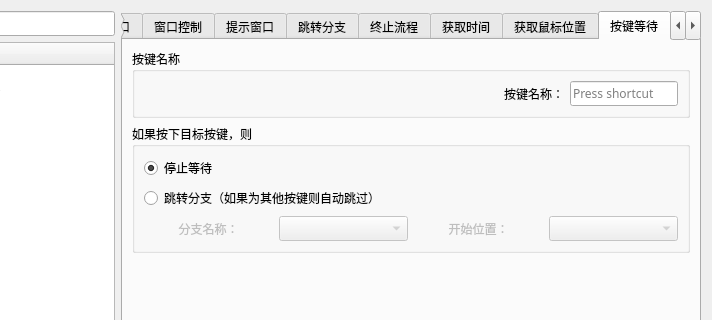
First picture: the form in 窗体/导航窗口.ui, repository FsterThanLight/automatic_clicker_2, before the edit; both pictures show x 89 to 801 and y 0 to 320 of the 801 by 808 pixel window.
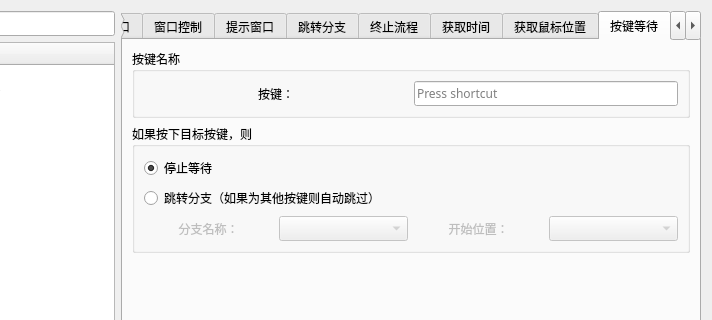
Second picture: the form after the edit. The open tabs and pages were chosen to show the change. Icons and pictures are not drawn.

Commit message: 2024年05月19日 20:46:07 修复按键等待、获取时间指令

What changed in the file:
```diff
--- a/窗体/导航窗口.ui
+++ b/窗体/导航窗口.ui
@@ -7111,20 +7111,20 @@
            <property name="title">
             <string>按键名称</string>
            </property>
-           <layout class="QGridLayout" name="gridLayout_45" columnstretch="1,0">
-            <item row="0" column="1">
-             <widget class="QKeySequenceEdit" name="keySequenceEdit_2"/>
-            </item>
+           <layout class="QGridLayout" name="gridLayout_45" columnstretch="1,1">
             <item row="0" column="0">
              <widget class="QLabel" name="label_131">
               <property name="text">
-               <string>按键名称：</string>
+               <string>按键：</string>
               </property>
               <property name="alignment">
-               <set>Qt::AlignRight|Qt::AlignTrailing|Qt::AlignVCenter</set>
+               <set>Qt::AlignCenter</set>
               </property>
              </widget>
             </item>
+            <item row="0" column="1">
+             <widget class="QKeySequenceEdit" name="keySequenceEdit_2"/>
+            </item>
            </layout>
           </widget>
          </item>
```
Left out of the diff: 6 changed lines with no effect on the pictures. The commit also changes 8 other files.
